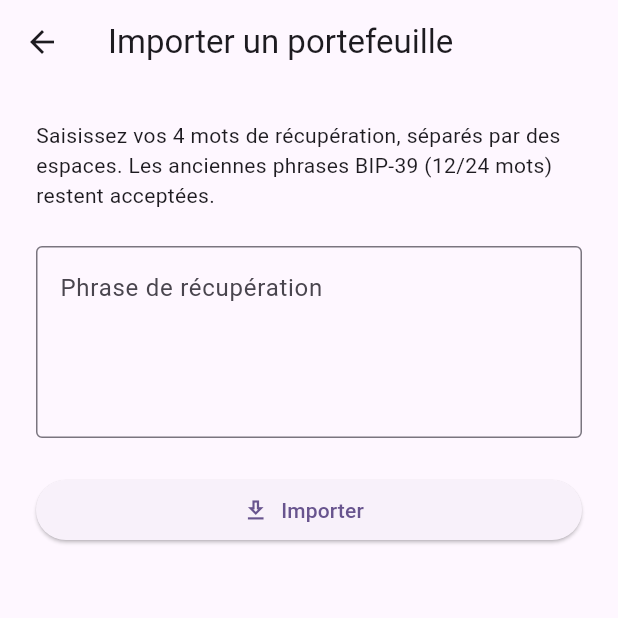
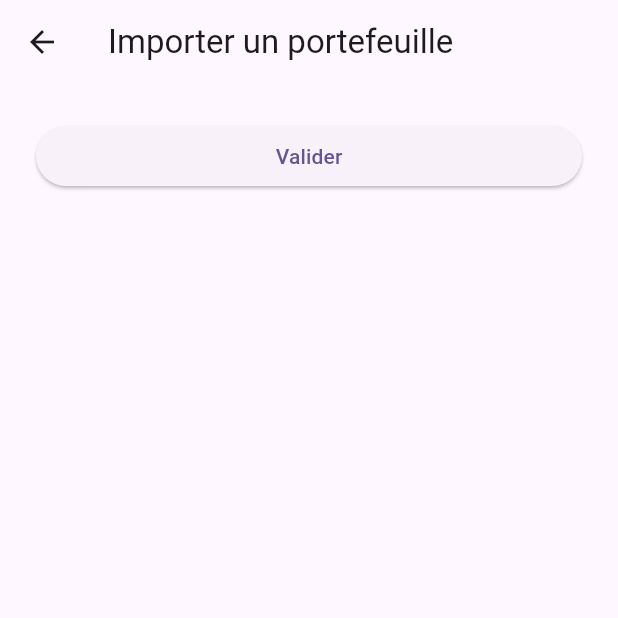
Before and after one commit to dj681/Crypto, a Flutter app: the WalletImportScreen screen opened by its route, on a phone screen of 412 x 824 dp, the top half of it. Run offline on Flutter 3.47's test engine with Material 3 defaults, Android fonts, the phone set to English and light mode, and no system bars; our stand-ins replace flutter_secure_storage, local_auth, qr_flutter, shared_preferences; missing offline and left inert: bip39, web3dart; accounts and stored records are empty.

Commit message:
Replace recovery word verification with simple button + use html renderer
Agent-Logs-Url: https://github.com/dj681/Crypto/sessions/ab416a93-2339-4135-94a0-4fe9889cdf5f

Co-authored-by: dj681 <217360318+dj681@users.noreply.github.com>

```diff
--- a/lib/screens/wallet_import_screen.dart
+++ b/lib/screens/wallet_import_screen.dart
@@ -1,11 +1,5 @@
+import 'package:flutter/foundation.dart';
 import 'package:flutter/material.dart';
-import 'package:provider/provider.dart';
-
-import '../providers/security_provider.dart';
-import '../providers/wallet_provider.dart';
-import 'admin_recharge_history_screen.dart';
-import 'home_screen.dart';
-import 'pin_setup_screen.dart';
 
 class WalletImportScreen extends StatefulWidget {
   const WalletImportScreen({super.key});
@@ -17,151 +11,41 @@ class WalletImportScreen extends StatefulWidget {
 }
 
 class _WalletImportScreenState extends State<WalletImportScreen> {
-  final _formKey = GlobalKey<FormState>();
-  final _mnemonicController = TextEditingController();
-  bool _isImporting = false;
-  String? _validationError;
+  bool _success = false;
 
-  @override
-  void dispose() {
-    _mnemonicController.dispose();
-    super.dispose();
-  }
-
-  Future<void> _import() async {
-    if (!_formKey.currentState!.validate()) return;
-
+  void _onButtonPressed() {
+    debugPrint('Bouton cliqué');
     setState(() {
-      _isImporting = true;
-      _validationError = null;
+      _success = true;
     });
-
-    try {
-      await context
-          .read<WalletProvider>()
-          .importWallet(_mnemonicController.text.trim());
-
-      if (!mounted) return;
-
-      final wallet = context.read<WalletProvider>().wallet;
-
-      if (wallet?.isAdmin == true) {
-        // Admin account: PIN is pre-configured (817319). Sync the security
-        // provider state so isLocked / hasPin are correct, then unlock the
-        // session (the admin authenticated via the recovery phrase) and navigate.
-        await context.read<SecurityProvider>().init();
-        if (!mounted) return;
-        context.read<SecurityProvider>().unlock();
-        if (!mounted) return;
-        Navigator.pushNamedAndRemoveUntil(
-          context,
-          AdminRechargeHistoryScreen.routeName,
-          (route) => false,
-        );
-        return;
-      }
-
-      final setupPin = await showDialog<bool>(
-            context: context,
-            barrierDismissible: false,
-            builder: (ctx) => AlertDialog(
-              title: const Text('Sécuriser avec un PIN ?'),
-              content: const Text(
-                'Nous recommandons de protéger votre portefeuille avec un code PIN.',
-              ),
-              actions: [
-                TextButton(
-                  onPressed: () => Navigator.pop(ctx, false),
-                  child: const Text('Plus tard'),
-                ),
-                ElevatedButton(
-                  onPressed: () => Navigator.pop(ctx, true),
-                  child: const Text('Configurer le PIN'),
-                ),
-              ],
-            ),
-          ) ??
-          false;
-
-      if (!mounted) return;
-      if (setupPin) {
-        await Navigator.pushNamed(context, PinSetupScreen.routeName);
-      }
-      if (!mounted) return;
-      Navigator.pushNamedAndRemoveUntil(
-        context,
-        HomeScreen.routeName,
-        (route) => false,
-      );
-    } on ArgumentError catch (e) {
-      setState(() => _validationError = e.message.toString());
-    } catch (e) {
-      setState(() => _validationError = 'Erreur inattendue: $e');
-    } finally {
-      if (mounted) setState(() => _isImporting = false);
-    }
   }
 
   @override
   Widget build(BuildContext context) {
     return Scaffold(
       appBar: AppBar(title: const Text('Importer un portefeuille')),
-      body: SingleChildScrollView(
+      body: Padding(
         padding: const EdgeInsets.all(24),
-        child: Form(
-          key: _formKey,
-          child: Column(
-            crossAxisAlignment: CrossAxisAlignment.stretch,
-            children: [
+        child: Column(
+          crossAxisAlignment: CrossAxisAlignment.stretch,
+          children: [
+            ElevatedButton(
+              onPressed: _onButtonPressed,
+              child: const Text('Valider'),
+            ),
+            if (_success) ...[
+              const SizedBox(height: 24),
               const Text(
-                'Saisissez vos 4 mots de récupération, '
-                'séparés par des espaces. '
-                'Les anciennes phrases BIP-39 (12/24 mots) restent acceptées.',
-              ),
-              const SizedBox(height: 24),
-              TextFormField(
-                controller: _mnemonicController,
-                maxLines: 4,
-                autocorrect: false,
-                decoration: const InputDecoration(
-                  labelText: 'Phrase de récupération',
-                  hintText: 'mot1 mot2 mot3 ...',
-                  border: OutlineInputBorder(),
-                  alignLabelWithHint: true,
+                'SUCCÈS',
+                textAlign: TextAlign.center,
+                style: TextStyle(
+                  fontSize: 24,
+                  fontWeight: FontWeight.bold,
+                  color: Colors.green,
                 ),
-                validator: (v) {
-                  if (v == null || v.trim().isEmpty) {
-                    return 'La phrase de récupération est requise';
-                  }
-                  final wordCount = v.trim().split(RegExp(r'\s+')).length;
-                  if (wordCount != 4 && wordCount != 12 && wordCount != 24) {
-                    return 'La phrase doit contenir 4, 12 ou 24 mots (actuellement : $wordCount)';
-                  }
-                  return null;
-                },
-              ),
-              if (_validationError != null) ...[
-                const SizedBox(height: 8),
-                Text(
-                  _validationError!,
-                  style: TextStyle(
-                      color: Theme.of(context).colorScheme.error),
-                ),
-              ],
-              const SizedBox(height: 24),
-              ElevatedButton.icon(
-                onPressed: _isImporting ? null : _import,
-                icon: _isImporting
-                    ? const SizedBox(
-                        width: 16,
-                        height: 16,
-                        child: CircularProgressIndicator(strokeWidth: 2),
-                      )
-                    : const Icon(Icons.download_outlined),
-                label: const Text('Importer'),
               ),
             ],
-          ),
+          ],
         ),
       ),
     );
```
Also changed, not shown: 2 other files.
